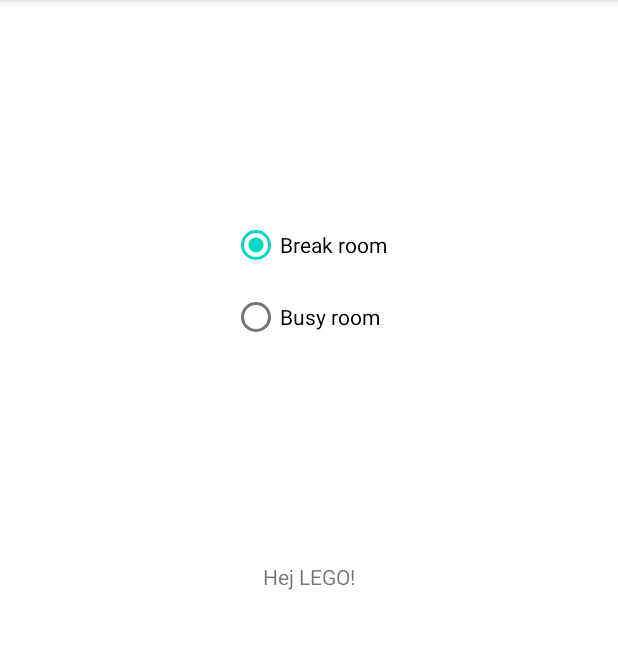
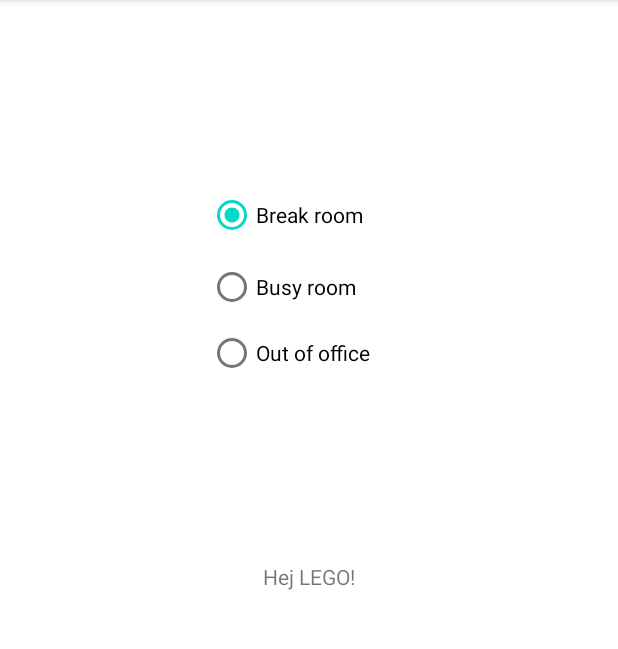
Before and after one commit to BarrensZeppelin/AUHACK22, an Android app: the MainActivity screen opened directly, with no data from a screen before it, on a phone screen of 412 x 824 dp, the part 84-733 px from its top. Run offline under Robolectric (Android 15) with nearby library versions, the phone set to English and light mode, and no system bars; our stand-ins replace Firebase (no records; nobody signed in at launch, a user with empty details on screens opened directly); 2 statements that could not run were skipped.

Commit message:
Add 'Out of office' room and keep screen on

```diff
--- a/app/src/main/java/dk/smartrooms/auhack22/MainActivity.kt
+++ b/app/src/main/java/dk/smartrooms/auhack22/MainActivity.kt
@@ -12,6 +12,7 @@ import android.nfc.Tag
 import android.nfc.tech.*
 import android.os.Bundle
 import android.util.Log
+import android.view.WindowManager
 import android.widget.RadioButton
 import android.widget.RadioGroup
 import android.widget.Toast
@@ -27,11 +28,13 @@ class MainActivity : AppCompatActivity() {
     private lateinit var radioGroup: RadioGroup
 
     private val db = Firebase.firestore
-    private val roomIds = arrayOf("break", "busy")
+    private val roomIds = arrayOf("break", "busy", "away")
 
     override fun onCreate(savedInstanceState: Bundle?) {
         super.onCreate(savedInstanceState)
         setContentView(R.layout.activity_main)
+
+        window.addFlags(WindowManager.LayoutParams.FLAG_KEEP_SCREEN_ON);
 
         radioGroup = findViewById(R.id.radioGroup)
         /*
@@ -127,9 +130,9 @@ class MainActivity : AppCompatActivity() {
             } else {
                 Log.i(TAG, "Hello $name!")
 
-                val radioButtonID: Int = radioGroup!!.checkedRadioButtonId
+                val radioButtonID: Int = radioGroup.checkedRadioButtonId
                 val radioButton = findViewById<RadioButton>(radioButtonID)
-                val idx: Int = radioGroup!!.indexOfChild(radioButton)
+                val idx: Int = radioGroup.indexOfChild(radioButton)
                 db.collection("rooms").document(name)
                     .set(mapOf("room" to roomIds[idx]))
                     .addOnSuccessListener { Log.d(TAG, "DocumentSnapshot successfully written!") }
--- a/app/src/main/res/layout/activity_main.xml
+++ b/app/src/main/res/layout/activity_main.xml
@@ -18,8 +18,8 @@
 
     <RadioGroup
         android:id="@+id/radioGroup"
-        android:layout_width="wrap_content"
-        android:layout_height="wrap_content"
+        android:layout_width="135dp"
+        android:layout_height="136dp"
         app:layout_constraintBottom_toTopOf="@+id/textView"
         app:layout_constraintEnd_toEndOf="parent"
         app:layout_constraintStart_toStartOf="parent"
@@ -41,6 +41,14 @@
             android:text="Busy room"
             tools:layout_editor_absoluteX="125dp"
             tools:layout_editor_absoluteY="128dp" />
+
+        <RadioButton
+            android:id="@+id/awayRoom"
+            android:layout_width="match_parent"
+            android:layout_height="wrap_content"
+            android:text="Out of office"
+            tools:layout_editor_absoluteX="125dp"
+            tools:layout_editor_absoluteY="128dp" />
     </RadioGroup>
 
 </androidx.constraintlayout.widget.ConstraintLayout>
```
